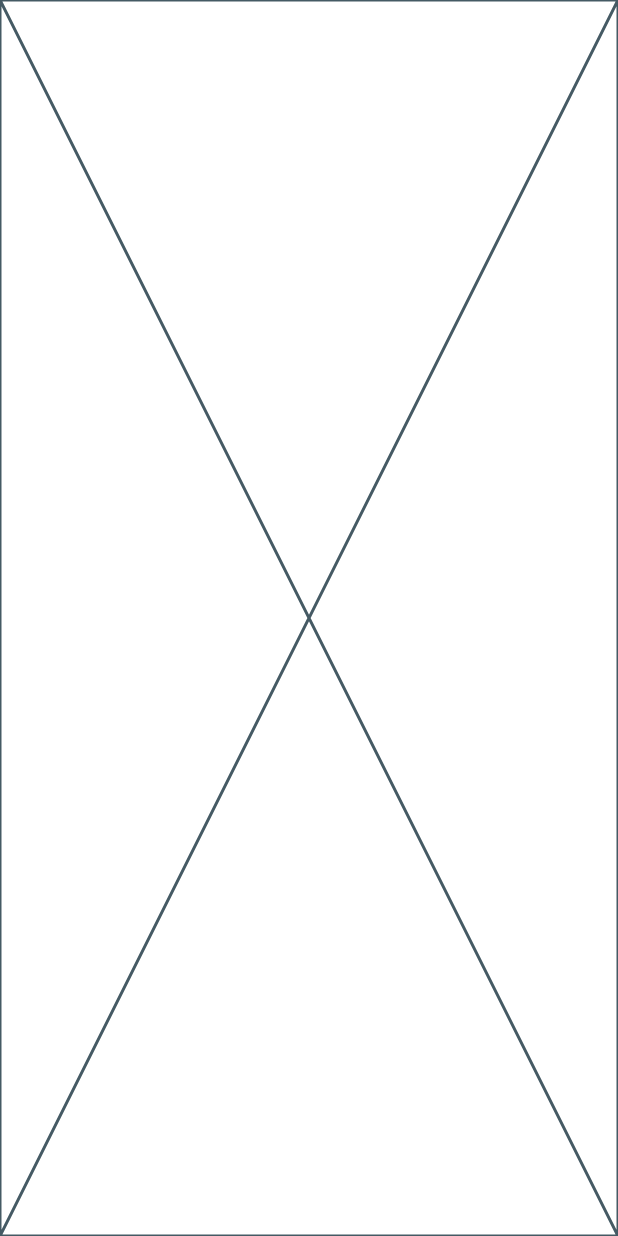
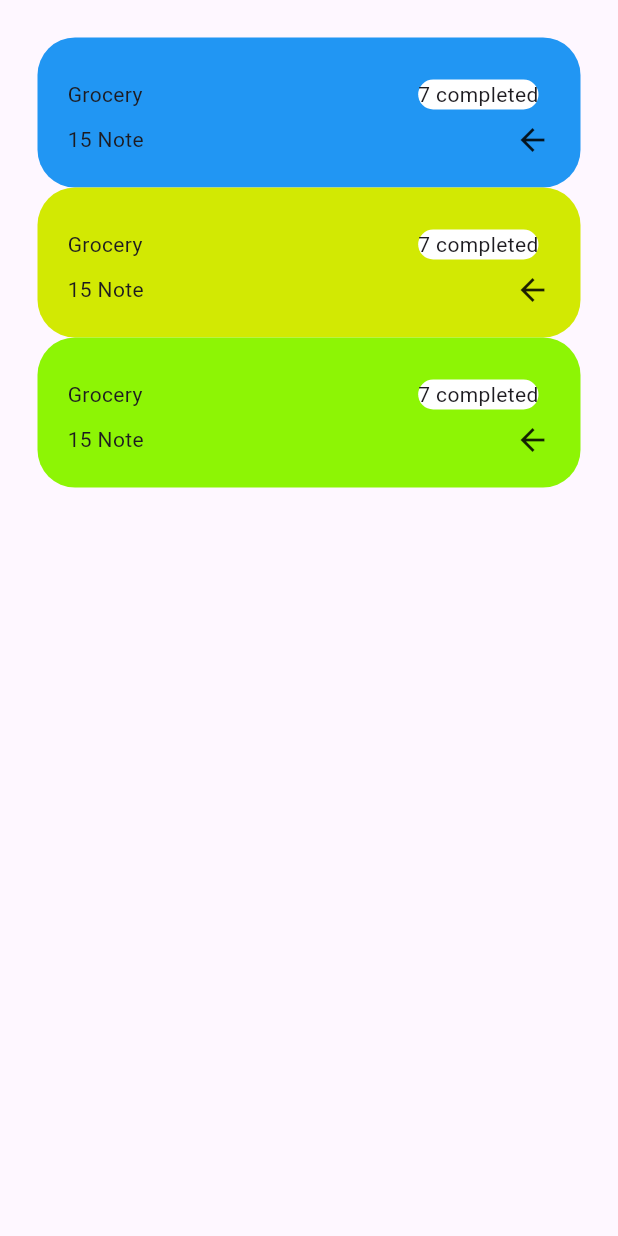
Before and after one commit to KALU56/friday_code_night, a Flutter app: the screen it shows after launch, after a tap on "all", on a phone screen of 412 x 824 dp. Run offline on Flutter 3.47's test engine with Material 3 defaults, Android fonts, the phone set to English and light mode, and no system bars; our stand-ins replace google_fonts.

Commit message:
feat: add continer in all_detal page

```diff
--- a/todo/lib/screens/all_detal.dart
+++ b/todo/lib/screens/all_detal.dart
@@ -5,6 +5,165 @@ class AllDetal extends StatelessWidget {
 
   @override
   Widget build(BuildContext context) {
-    return const Placeholder();
+    return Scaffold(
+      body: Padding(
+        padding: const EdgeInsets.all(25.0),
+        child: Stack(
+          children: [
+            Container(
+
+
+              alignment: Alignment.bottomCenter,
+              child: Column(
+                children: [
+                  Container(
+                    decoration: BoxDecoration(
+                               color: Colors.blue,
+                              borderRadius: BorderRadius.circular(25),
+                            ),
+                    width: double.infinity,
+
+
+                    child: Padding(
+                      padding: const EdgeInsets.all(20.0),
+                      child: Column(
+                        children: [
+                          Row(
+                        mainAxisAlignment: MainAxisAlignment.spaceBetween,
+                        children: [
+                          Text('Grocery'),
+                          Padding(
+                            padding: const EdgeInsets.all(8.0),
+                            child: Container(
+                              decoration: BoxDecoration(
+                                color: Colors.white,
+                                borderRadius: BorderRadius.circular(25),
+                              ),
+
+                              child: Text('7 completed'),
+                            ),
+                          )
+
+                        ],
+
+                      ),
+                      Row(
+                        mainAxisAlignment: MainAxisAlignment.spaceBetween,
+                        children: [
+                          Text('15 Note'),
+                          Icon(Icons.arrow_back)
+
+                        ],
+
+                      )
+
+                        ],
+                      ),
+                    ),
+                  ),////#1
+                   Container(
+                    decoration: BoxDecoration(
+                               color: const Color.fromARGB(255, 210, 233, 3),
+                              borderRadius: BorderRadius.circular(25),
+                            ),
+                    width: double.infinity,
+
+
+                    child: Padding(
+                      padding: const EdgeInsets.all(20.0),
+                      child: Column(
+                        children: [
+                          Row(
+                        mainAxisAlignment: MainAxisAlignment.spaceBetween,
+                        children: [
+                          Text('Grocery'),
+                          Padding(
+                            padding: const EdgeInsets.all(8.0),
+                            child: Container(
+                              decoration: BoxDecoration(
+                                color: Colors.white,
+                                borderRadius: BorderRadius.circular(25),
+                              ),
+
+                              child: Text('7 completed'),
+                            ),
+                          )
+
+                        ],
+
+                      ),
+                      Row(
+                        mainAxisAlignment: MainAxisAlignment.spaceBetween,
+                        children: [
+                          Text('15 Note'),
+                          Icon(Icons.arrow_back)
+
+                        ],
+
+                      )
+
+                        ],
+                      ),
+                    ),
+                  ),/////#2
+                   Container(
+                    decoration: BoxDecoration(
+                               color: const Color.fromARGB(255, 141, 245, 5),
+                              borderRadius: BorderRadius.circular(25),
+                            ),
+                    width: double.infinity,
+
+
+                    child: Padding(
+                      padding: const EdgeInsets.all(20.0),
+                      child: Column(
+                        children: [
+                          Row(
+                        mainAxisAlignment: MainAxisAlignment.spaceBetween,
+                        children: [
+                          Text('Grocery'),
+                          Padding(
+                            padding: const EdgeInsets.all(8.0),
+                            child: Container(
+                              decoration: BoxDecoration(
+                                color: Colors.white,
+                                borderRadius: BorderRadius.circular(25),
+                              ),
+
+                              child: Text('7 completed'),
+                            ),
+                          )
+
+                        ],
+
+                      ),
+                      Row(
+                        mainAxisAlignment: MainAxisAlignment.spaceBetween,
+                        children: [
+                          Text('15 Note'),
+                          Icon(Icons.arrow_back)
+
+                        ],
+
+                      )
+
+                        ],
+                      ),
+                    ),
+                  ),/////#3
+
+
+                ],
+              ),
+
+
+
+            ),
+
+
+          ],
+        ),
+      ),
+    );
   }
 }
--- a/todo/lib/screens/home.dart
+++ b/todo/lib/screens/home.dart
@@ -125,7 +125,7 @@ class _HomeState extends State<Home> {
                           padding: EdgeInsets.all(16),
 
                           decoration: BoxDecoration(
-                                                borderRadius: BorderRadius.circular(25),
+                          borderRadius: BorderRadius.circular(25),
                           color: const Color.fromARGB(255, 136, 205, 245),
                                                ),
 
```
